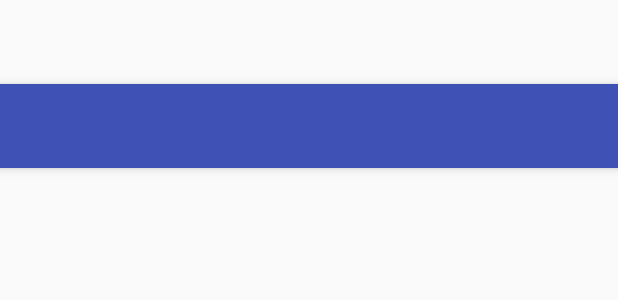
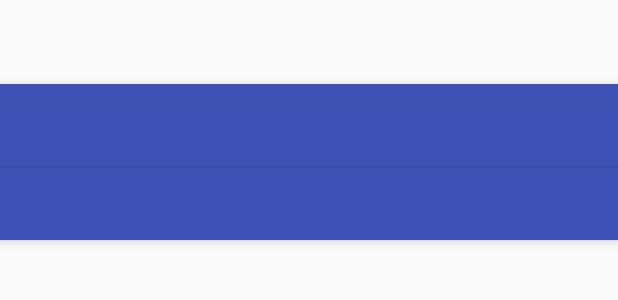
Before and after one commit to tothcs/todolist, an Android app: the layout activity_todo_list.xml on its own in the app's theme, with its tools: preview values and no code run, on a phone screen of 412 x 824 dp. Shown: the top 300 px of the screen. Run offline under Robolectric (Android 15) with nearby library versions, the phone set to English and light mode, and no system bars.

Commit message:
TodoList view pager with tabs

```diff
--- a/app/build.gradle
+++ b/app/build.gradle
@@ -29,8 +29,8 @@ dependencies {
     compile 'com.android.support:recyclerview-v7:25.0.0'
     compile 'com.android.support:design:25.0.0'
     compile 'com.jakewharton:butterknife:8.4.0'
+    compile 'com.google.dagger:dagger:2.7'
+    testCompile 'junit:junit:4.12'
     annotationProcessor 'com.jakewharton:butterknife-compiler:8.4.0'
-    compile 'com.google.dagger:dagger:2.7'
     annotationProcessor 'com.google.dagger:dagger-compiler:2.7'
-    testCompile 'junit:junit:4.12'
 }
--- a/app/src/main/res/layout/activity_todo_list.xml
+++ b/app/src/main/res/layout/activity_todo_list.xml
@@ -19,15 +19,22 @@
             android:layout_height="?attr/actionBarSize"
             app:popupTheme="@style/AppTheme.PopupOverlay" />
 
+
+        <android.support.design.widget.TabLayout
+            android:id="@+id/tab_layout"
+            android:layout_width="match_parent"
+            android:layout_height="wrap_content"
+            android:layout_below="@+id/toolbar"
+            android:background="?attr/colorPrimary"
+            android:elevation="6dp"
+            android:minHeight="?attr/actionBarSize"
+            android:theme="@style/ThemeOverlay.AppCompat.Dark.ActionBar"/>
+
     </android.support.design.widget.AppBarLayout>
 
-    <FrameLayout
-        android:id="@+id/frameLayout"
+    <android.support.v4.view.ViewPager
+        android:id="@+id/viewPager"
         android:layout_width="match_parent"
-        android:layout_height="match_parent"
-        app:layout_behavior="@string/appbar_scrolling_view_behavior">
-
-        <include layout="@layout/todo_list" />
-    </FrameLayout>
+        android:layout_height="match_parent" />
 
 </android.support.design.widget.CoordinatorLayout>
```
Also changed, not shown: app/src/main/java/com/github/tothc/todolist/TodoListActivity.java (+36 -14 lines), app/src/main/java/com/github/tothc/todolist/adapter/TodoListPagerAdapter.java (added, +32 -0 lines), app/src/main/java/com/github/tothc/todolist/dal/TodoRepository.java (+13 -1 lines), app/src/main/java/com/github/tothc/todolist/fragments/ActiveTodoListFragment.java (added, +59 -0 lines), app/src/main/java/com/github/tothc/todolist/fragments/DoneTodoListFragment.java (added, +57 -0 lines), app/src/main/res/layout/fragment_todo_list.xml (added, +9 -0 lines).
